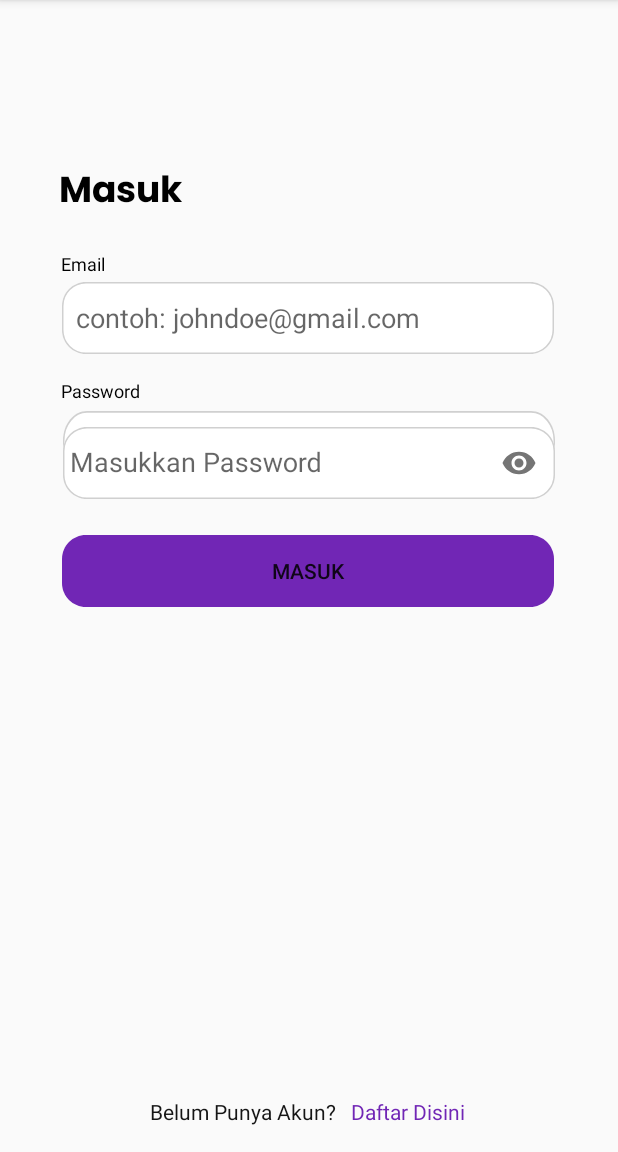
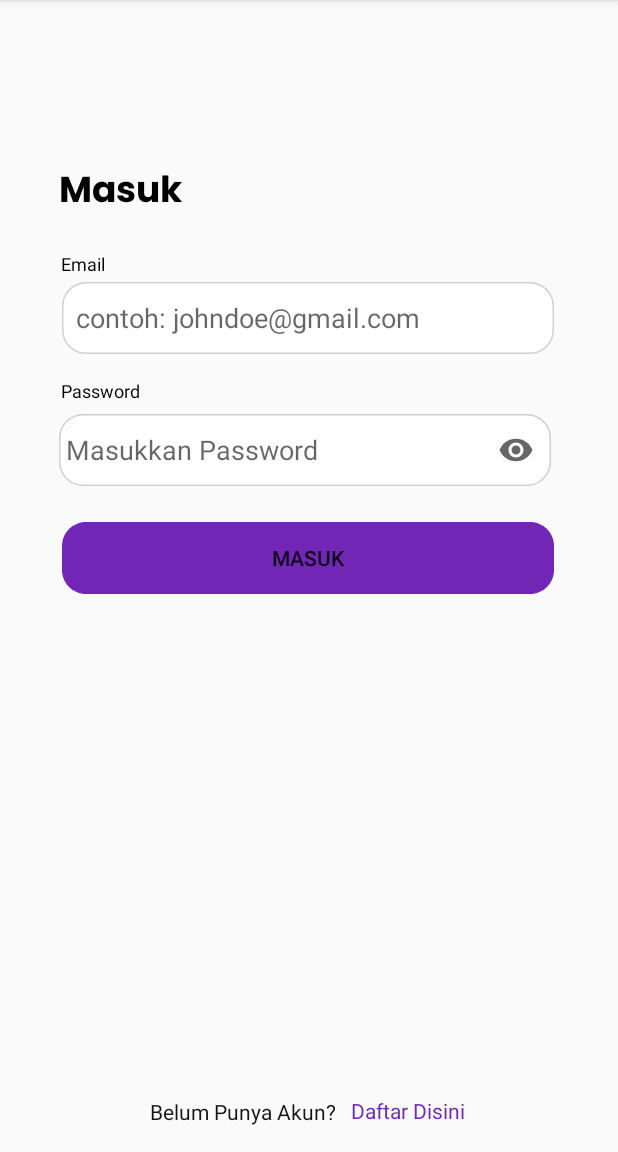
Before and after one commit to nngarfdn/SecondHand, an Android app: the screen it shows after launch (TestActivity), on a phone screen of 412 x 824 dp, the part 84-1236 px from its top. Run offline under Robolectric (Android 15) with nearby library versions, the phone set to English and light mode, and no system bars.

Commit message:
add shared preference login

```diff
--- a/app/src/main/java/com/binar/secondhand/ui/login/LoginFragment.kt
+++ b/app/src/main/java/com/binar/secondhand/ui/login/LoginFragment.kt
@@ -1,5 +1,7 @@
 package com.binar.secondhand.ui.login
 
+import android.content.Context
+import android.content.SharedPreferences
 import android.os.Bundle
 import android.text.method.HideReturnsTransformationMethod
 import android.text.method.PasswordTransformationMethod
@@ -9,6 +11,7 @@ import android.view.LayoutInflater
 import android.view.View
 import android.view.ViewGroup
 import android.widget.Toast
+import androidx.navigation.findNavController
 import androidx.navigation.fragment.findNavController
 import com.binar.secondhand.R
 import com.binar.secondhand.data.source.remote.network.ApiConfig
@@ -42,19 +45,15 @@ class LoginFragment : Fragment() {
 
     override fun onViewCreated(view: View, savedInstanceState: Bundle?) {
         super.onViewCreated(view, savedInstanceState)
+        val sharedPreferences : SharedPreferences = requireActivity().getSharedPreferences("SP_INFO", Context.MODE_PRIVATE)
+        val loginStatus = sharedPreferences .getInt("login",0)
+        if (loginStatus == 1){
+            view.findNavController().navigate(R.id.action_loginFragment_to_mainActivity)
+        }
 
         binding.btnLogin.setOnClickListener {
             val email = binding.etEmailLogin.text.toString()
             val password = binding.etPasswordLogin.text.toString()
-            loginAuth(email, password)
-        }
-
-        binding.tvDaftar.setOnClickListener {
-            findNavController().navigate(R.id.action_loginFragment_to_registerFragment)
-        }
-    }
-
-    private fun loginAuth(email: String, password: String){
             viewModel.loginUser(email,password).observe(requireActivity()){
                     response ->
                 when (response) {
@@ -62,6 +61,9 @@ class LoginFragment : Fragment() {
                     is Resource.Success -> {
                         Toast.makeText(activity, "Login success!", Toast.LENGTH_SHORT)
                             .show()
+                        val editor: SharedPreferences.Editor = sharedPreferences.edit()
+                        editor.putInt("login", 1)
+                        editor.apply()
                         findNavController().navigate(R.id.action_loginFragment_to_mainActivity)
                     }
                     is Resource.Error -> {
@@ -71,4 +73,9 @@ class LoginFragment : Fragment() {
                 }
             }
         }
+
+        binding.tvDaftar.setOnClickListener {
+            findNavController().navigate(R.id.action_loginFragment_to_registerFragment)
         }
+    }
+}
--- a/app/src/main/res/layout/fragment_login.xml
+++ b/app/src/main/res/layout/fragment_login.xml
@@ -56,32 +56,29 @@
         app:layout_constraintStart_toStartOf="parent"
         app:layout_constraintTop_toTopOf="parent" />
 
-    <com.google.android.material.textfield.TextInputLayout
-        android:id="@+id/textInputLayoutLogin"
-        android:layout_width="wrap_content"
-        android:layout_height="wrap_content"
-        android:layout_marginStart="1dp"
-        android:layout_marginTop="274dp"
-        android:layout_marginEnd="1dp"
-        android:background="@drawable/rounded_edit_text"
-        app:passwordToggleEnabled="true"
-        app:layout_constraintEnd_toEndOf="parent"
-        app:layout_constraintStart_toStartOf="parent"
-        app:layout_constraintTop_toTopOf="parent"
-        >
     <EditText
         android:id="@+id/etPasswordLogin"
         android:layout_width="328dp"
         android:layout_height="48dp"
+        android:layout_marginTop="276dp"
         android:background="@drawable/rounded_edit_text"
         android:hint=" Masukkan Password"
         android:inputType="textPassword"
         app:layout_constraintEnd_toEndOf="parent"
-            app:layout_constraintHorizontal_bias="0.493"
+        app:layout_constraintHorizontal_bias="0.469"
         app:layout_constraintStart_toStartOf="parent"
         app:layout_constraintTop_toTopOf="parent" />
 
-    </com.google.android.material.textfield.TextInputLayout>
+    <ImageButton
+        android:layout_width="wrap_content"
+        android:layout_height="wrap_content"
+        android:layout_marginTop="12dp"
+        android:background="@color/white"
+        android:src="@drawable/show_password"
+        app:layout_constraintEnd_toEndOf="parent"
+        app:layout_constraintHorizontal_bias="0.855"
+        app:layout_constraintStart_toStartOf="parent"
+        app:layout_constraintTop_toTopOf="@+id/etPasswordLogin" />
 
     <Button
         android:id="@+id/btnLogin"
@@ -93,7 +90,7 @@
         app:layout_constraintEnd_toEndOf="parent"
         app:layout_constraintHorizontal_bias="0.493"
         app:layout_constraintStart_toStartOf="parent"
-        app:layout_constraintTop_toBottomOf="@+id/textInputLayoutLogin" />
+        app:layout_constraintTop_toBottomOf="@+id/etPasswordLogin" />
 
     <TextView
         android:id="@+id/textView"
```
Lines whose indentation alone changed are shown as unchanged.
